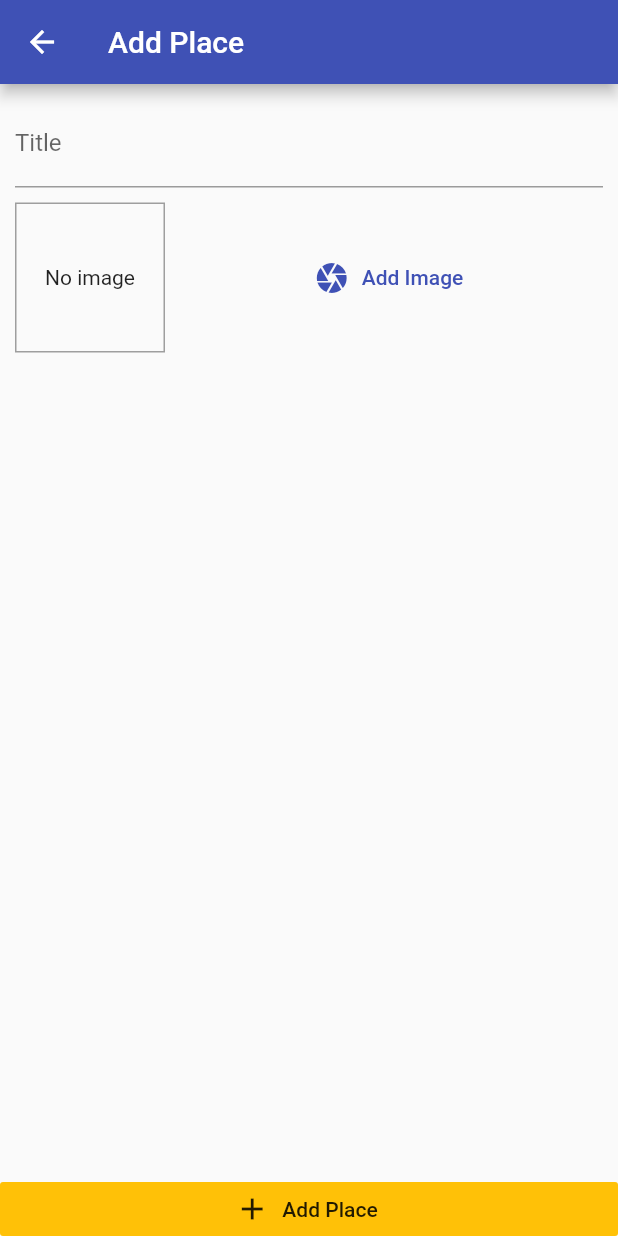
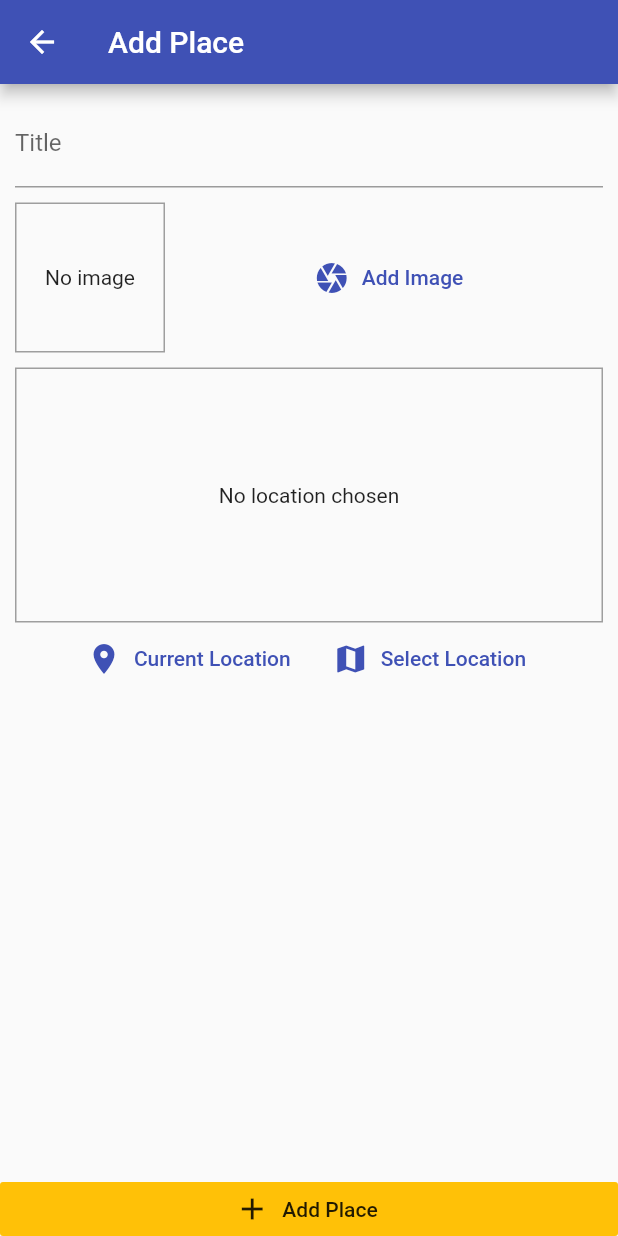
Before and after one commit to ShijuPJohn/maps_app_flutter, a Flutter app: the screen it shows after launch, after a tap on the "add" icon, on a phone screen of 412 x 824 dp. Run offline on Flutter 3.47's test engine with Material 2 defaults, Android fonts, the phone set to English and light mode, and no system bars; our stand-ins replace image_picker, location, sqflite; accounts and stored records are empty.

Commit message:
add preview image functionality

```diff
--- /dev/null
+++ b/lib/helpers/db_helper.dart
@@ -0,0 +1,28 @@
+import 'package:path/path.dart';
+import 'package:sqflite/sqflite.dart';
+
+class DBHelper {
+  static Future<Database> database() async {
+    final dbPath = await getDatabasesPath();
+    return openDatabase(
+      join(dbPath, 'places.db'),
+      onCreate: (db, version) {
+        return db.execute(
+            'CREATE TABLE user_places(id TEXT PRIMARY KEY, title TEXT, image TEXT)');
+      },
+      version: 1,
+    );
+  }
+
+  static Future<void> insert(String table, Map<String, Object> data) async {
+    final sqlDb = await DBHelper.database();
+    await sqlDb.insert(table, data,
+        conflictAlgorithm: ConflictAlgorithm.replace);
+  }
+
+  static Future<List<Map<String, Object>>> getData(String table) async {
+    final sqlDb = await DBHelper.database();
+    return sqlDb.query(table);
+  }
+
+}
--- /dev/null
+++ b/lib/helpers/location_helper.dart
@@ -0,0 +1,8 @@
+const GOOGLE_API_KEY = 'AIzaSyDb3oksLGdHUFMt8hYX6kHBw10fi3Lc0fw';
+
+class LocationHelper {
+  static String generateLocationPreviewImage(
+      {double latitude, double longitude}) {
+    return 'https://maps.googleapis.com/maps/api/staticmap?center=&$latitude,$longitude&zoom=13&size=600x300&maptype=roadmap&markers=color:blue%7Clabel:A%7C$latitude,$longitude&key=$GOOGLE_API_KEY';
+  }
+}
--- a/lib/providers/great_places.dart
+++ b/lib/providers/great_places.dart
@@ -1,4 +1,7 @@
+import 'dart:io';
+
 import 'package:flutter/foundation.dart';
+import 'package:maps_app/helpers/db_helper.dart';
 
 import '../models/place.dart';
 
@@ -8,4 +11,31 @@ class GreatPlaces with ChangeNotifier {
   List<Place> get items {
     return [..._items];
   }
+
+  void addPlace(String title, PlaceLocation location, File image) {
+    final newPlace = Place(
+        id: DateTime.now().toString(),
+        title: title,
+        location: location,
+        image: image);
+    _items.add(newPlace);
+    notifyListeners();
+    DBHelper.insert('user_places', {
+      'id': newPlace.id,
+      'title': newPlace.title,
+      'image': newPlace.image.path
+    });
+  }
+
+  Future<void> fetchAndSetPlaces() async {
+    final dataList = await DBHelper.getData('user_places');
+    _items = dataList
+        .map((item) => Place(
+            id: item['id'],
+            title: item['title'],
+            location: PlaceLocation(latitude: 0, longitude: 0),
+            image: File(item['image'])))
+        .toList();
+    notifyListeners();
+  }
 }
--- a/lib/screens/add_place_screen.dart
+++ b/lib/screens/add_place_screen.dart
@@ -1,5 +1,11 @@
+import 'dart:io';
+
 import 'package:flutter/material.dart';
+import 'package:maps_app/models/place.dart';
+import 'package:maps_app/providers/great_places.dart';
 import 'package:maps_app/widgets/image_input.dart';
+import '../widgets/location_input.dart';
+import 'package:provider/provider.dart';
 
 class AddPlaceScreen extends StatefulWidget {
   static const id = 'add_place_screen';
@@ -10,6 +16,23 @@ class AddPlaceScreen extends StatefulWidget {
 
 class _AddPlaceScreenState extends State<AddPlaceScreen> {
   final _titleController = TextEditingController();
+  File _pickedImage;
+
+  void selectImage(File pickedImage) {
+    _pickedImage = pickedImage;
+  }
+
+  void _savePlace() {
+    if (_titleController.text.isEmpty || _pickedImage == null) {
+      return;
+      //TODO add an error dialog
+    }
+    Provider.of<GreatPlaces>(context, listen: false).addPlace(
+        _titleController.text,
+        PlaceLocation(latitude: 0, longitude: 0),
+        _pickedImage);
+    Navigator.of(context).pop();
+  }
 
   @override
   Widget build(BuildContext context) {
@@ -33,7 +56,11 @@ class _AddPlaceScreenState extends State<AddPlaceScreen> {
                       decoration: InputDecoration(labelText: 'Title'),
                     ),
                     SizedBox(height: 10),
-                    ImageInput(),
+                    ImageInput(
+                      setImageFunction: selectImage,
+                    ),
+                    SizedBox(height: 10),
+                    LocationInput(),
                   ],
                 ),
               ),
@@ -45,7 +72,7 @@ class _AddPlaceScreenState extends State<AddPlaceScreen> {
             icon: Icon(Icons.add),
             color: Theme.of(context).accentColor,
             label: Text('Add Place'),
-            onPressed: () {},
+            onPressed: _savePlace,
           ),
         ],
       ),
--- a/lib/screens/places_list_screen.dart
+++ b/lib/screens/places_list_screen.dart
@@ -1,5 +1,7 @@
 import 'package:flutter/material.dart';
+import 'package:maps_app/providers/great_places.dart';
 import 'package:maps_app/screens/add_place_screen.dart';
+import 'package:provider/provider.dart';
 
 class PlacesListScreen extends StatelessWidget {
   static const id = 'places_list_screen';
@@ -19,7 +21,33 @@ class PlacesListScreen extends StatelessWidget {
         ],
       ),
       body: Center(
-        child: CircularProgressIndicator(),
+        child: FutureBuilder(
+          future: Provider.of<GreatPlaces>(context, listen: false)
+              .fetchAndSetPlaces(),
+          builder: (context, snapshot) => snapshot.connectionState ==
+                  ConnectionState.waiting
+              ? Center(child: CircularProgressIndicator())
+              : Consumer<GreatPlaces>(
+                  child: Center(
+                    child: Text('Got no places yet'),
+                  ),
+                  builder: (context, greatPlaces, child) =>
+                      greatPlaces.items.length <= 0
+                          ? child
+                          : ListView.builder(
+                              itemCount: greatPlaces.items.length,
+                              itemBuilder: (context, index) => ListTile(
+                                leading: CircleAvatar(
+                                  backgroundImage:
+                                      FileImage(greatPlaces.items[index].image),
+                                ),
+                                title: Text(greatPlaces.items[index].title),
+                                onTap: () {
+                                  //TODO render a detail page
+                                },
+                              ),
+                            )),
+        ),
       ),
     );
   }
--- a/lib/widgets/image_input.dart
+++ b/lib/widgets/image_input.dart
@@ -2,8 +2,14 @@ import 'dart:io';
 
 import 'package:flutter/material.dart';
 import 'package:image_picker/image_picker.dart';
+import 'package:path/path.dart';
+import 'package:path_provider/path_provider.dart';
 
 class ImageInput extends StatefulWidget {
+  final Function setImageFunction;
+
+  const ImageInput({Key key, this.setImageFunction}) : super(key: key);
+
   @override
   _ImageInputState createState() => _ImageInputState();
 }
@@ -15,9 +21,16 @@ class _ImageInputState extends State<ImageInput> {
     ImagePicker imagePicker = ImagePicker();
     final imageFile =
         await imagePicker.getImage(source: ImageSource.camera, maxWidth: 600);
+    if (imageFile == null) {
+      return;
+    }
     setState(() {
       _storedImage = File(imageFile.path);
     });
+    final appDir = await getApplicationDocumentsDirectory();
+    final fileName = basename(imageFile.path);
+    await _storedImage.copy('${appDir.path}/$fileName');
+    widget.setImageFunction(_storedImage);
   }
 
   @override
--- /dev/null
+++ b/lib/widgets/location_input.dart
@@ -0,0 +1,61 @@
+import 'package:flutter/material.dart';
+import 'package:location/location.dart';
+import 'package:maps_app/helpers/location_helper.dart';
+
+class LocationInput extends StatefulWidget {
+  @override
+  _LocationInputState createState() => _LocationInputState();
+}
+
+class _LocationInputState extends State<LocationInput> {
+  String _previewImageUrl;
+
+  Future<void> _getCurrentUserLocation() async {
+    final locationData = await Location().getLocation();
+    setState(() {
+      _previewImageUrl = LocationHelper.generateLocationPreviewImage(
+          longitude: locationData.longitude, latitude: locationData.latitude);
+    });
+  }
+
+  @override
+  Widget build(BuildContext context) {
+    return Column(
+      children: [
+        Container(
+            decoration: BoxDecoration(
+                border: Border.all(
+              width: 1,
+              color: Colors.grey,
+            )),
+            height: 170,
+            alignment: Alignment.center,
+            width: double.infinity,
+            child: _previewImageUrl == null
+                ? Text('No location chosen', textAlign: TextAlign.center)
+                : Image.network(
+                    _previewImageUrl,
+                    fit: BoxFit.cover,
+                    width: double.infinity,
+                  )),
+        Row(
+          mainAxisAlignment: MainAxisAlignment.center,
+          children: [
+            FlatButton.icon(
+              onPressed: _getCurrentUserLocation,
+              icon: Icon(Icons.location_on),
+              label: Text('Current Location'),
+              textColor: Theme.of(context).primaryColor,
+            ),
+            FlatButton.icon(
+              onPressed: () {},
+              icon: Icon(Icons.map),
+              label: Text('Select Location'),
+              textColor: Theme.of(context).primaryColor,
+            )
+          ],
+        )
+      ],
+    );
+  }
+}
--- a/pubspec.yaml
+++ b/pubspec.yaml
@@ -25,6 +25,10 @@ dependencies:
     sdk: flutter
   provider: ^4.3.2+2
   image_picker: ^0.6.7+14
+  path_provider: ^1.6.24
+  path: ^1.7.0
+  sqflite: ^1.3.2+1
+  location: ^3.0.0
 
 
   # The following adds the Cupertino Icons font to your application.
```
Also changed, not shown: pubspec.lock.
